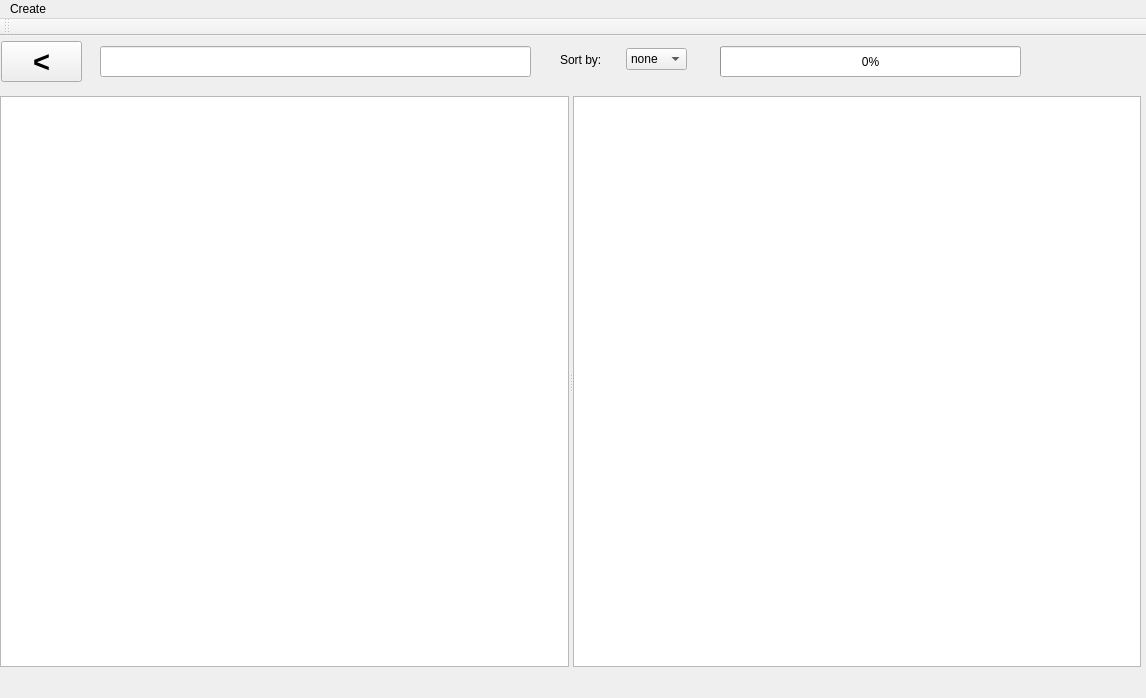
Qt form mainwindow.ui (VladyslavHrynchak/filemanager_QT) before a commit.
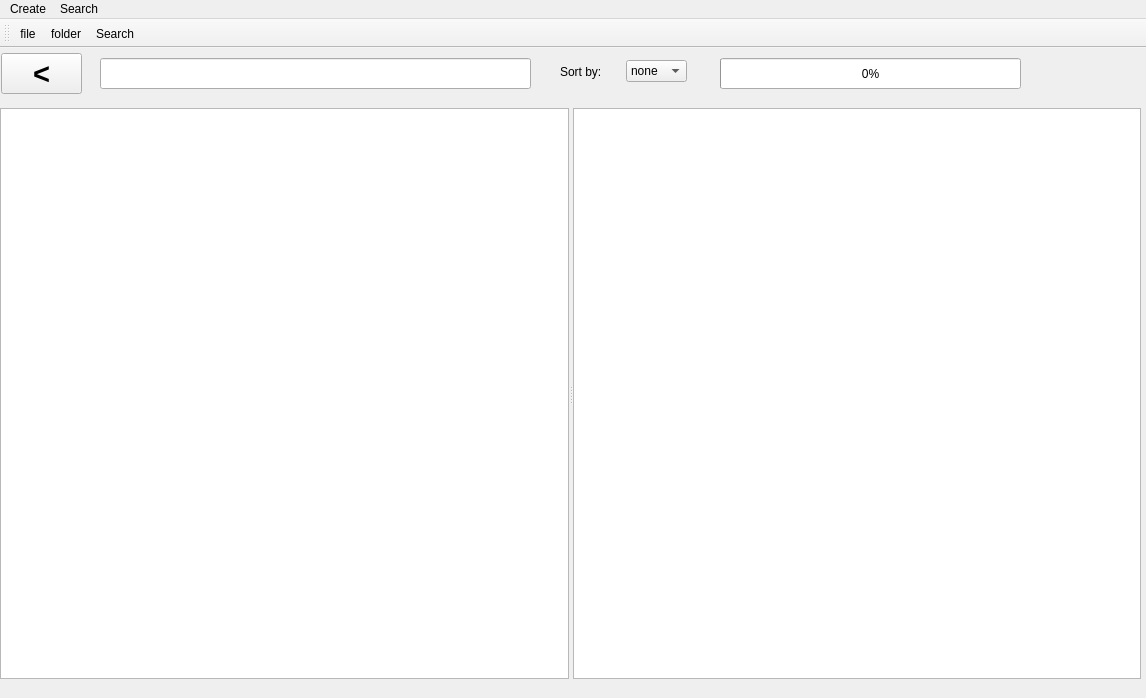
The same form after that commit. Icons and pictures are not drawn.

The edit to the form file:
```diff
--- a/mainwindow.ui
+++ b/mainwindow.ui
@@ -278,18 +278,34 @@
     <addaction name="actionfile_create"/>
     <addaction name="actionfolder_create"/>
    </widget>
+   <widget class="QMenu" name="menuSearch">
+    <property name="title">
+     <string>Search</string>
+    </property>
+    <addaction name="actionSearch"/>
+   </widget>
    <addaction name="menuCreate"/>
+   <addaction name="menuSearch"/>
   </widget>
   <widget class="QToolBar" name="toolBar">
    <property name="windowTitle">
     <string>toolBar</string>
    </property>
+   <property name="iconSize">
+    <size>
+     <width>32</width>
+     <height>32</height>
+    </size>
+   </property>
    <attribute name="toolBarArea">
     <enum>TopToolBarArea</enum>
    </attribute>
    <attribute name="toolBarBreak">
     <bool>false</bool>
    </attribute>
+   <addaction name="actionfile_create"/>
+   <addaction name="actionfolder_create"/>
+   <addaction name="actionSearch"/>
   </widget>
   <action name="actionCreate_2">
    <property name="text">
@@ -305,6 +321,18 @@
    <property name="text">
     <string>folder</string>
    </property>
+   <property name="toolTip">
+    <string>Create folder</string>
+   </property>
+  </action>
+  <action name="actionSearch">
+   <property name="icon">
+    <iconset resource="recource.qrc">
+     <normaloff>:/rec/img/search.png</normaloff>:/rec/img/search.png</iconset>
+   </property>
+   <property name="text">
+    <string>Search</string>
+   </property>
   </action>
  </widget>
  <resources/>
```
Left out of the diff: 17 changed lines with no effect on the pictures.
